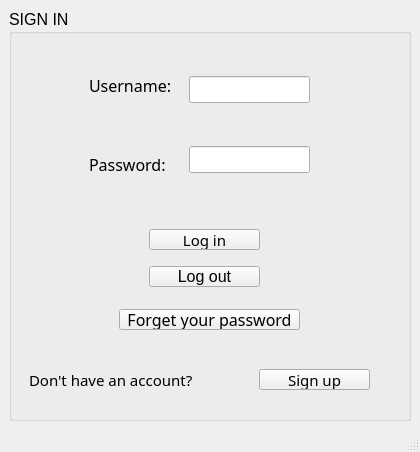
Old version of the form mainwindow.ui in the repository Maedeh01/Ap-project.
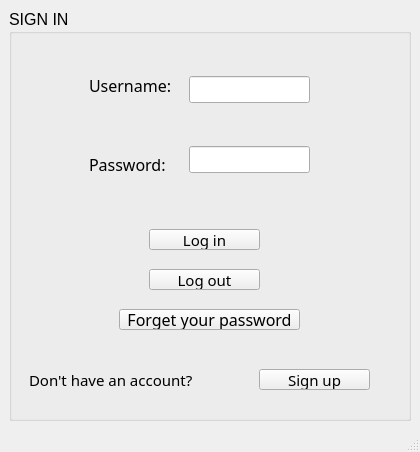
New version of the form.

```diff
--- a/mainwindow.ui
+++ b/mainwindow.ui
@@ -164,11 +164,17 @@
        <property name="geometry">
         <rect>
          <x>140</x>
-         <y>257</y>
+         <y>260</y>
          <width>111</width>
          <height>21</height>
         </rect>
        </property>
+       <property name="font">
+        <font>
+         <family>NPIRogheh</family>
+         <pointsize>11</pointsize>
+        </font>
+       </property>
        <property name="text">
         <string>Log out</string>
        </property>
```
